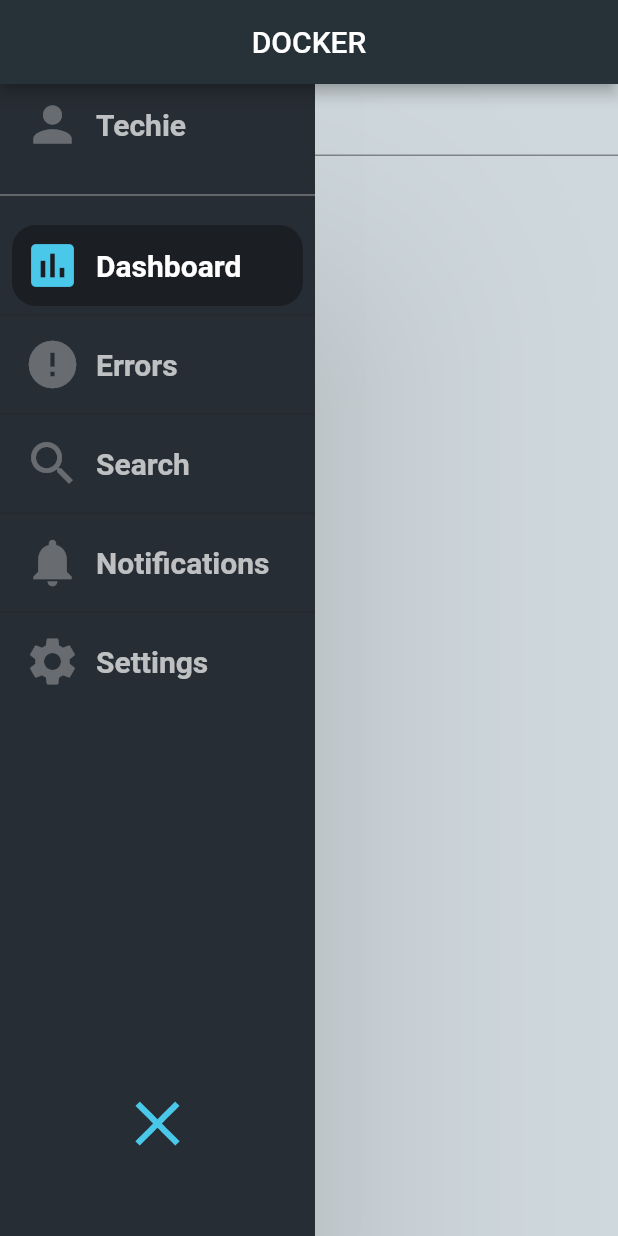
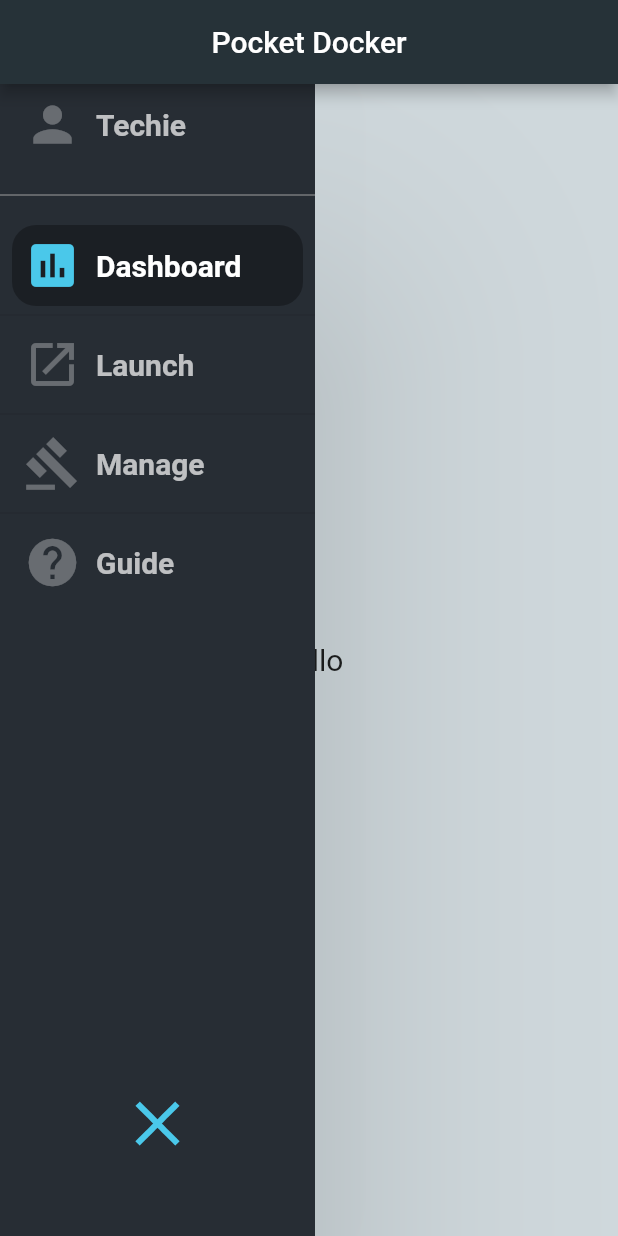
Before and after one commit to forsaken-realm/pocket-docker, a Flutter app: the screen it shows after launch, on a phone screen of 412 x 824 dp. Run offline on Flutter 3.47's test engine with Material 2 defaults, Android fonts, the phone set to English and light mode, and no system bars.

Commit message:
final commit

```diff
--- a/lib/Docker_data/docker_http.dart
+++ b/lib/Docker_data/docker_http.dart
@@ -10,8 +10,10 @@ class _DockerFuntState extends State<DockerFunt> {
   Widget build(BuildContext context) {
     return Container(
       alignment: Alignment.center,
-      child: Column(
-        children: <Widget>[TextField()],
+      child: Text(
+        'Hello',
+        textAlign: TextAlign.center,
+        style: TextStyle(fontSize: 20),
       ),
     );
   }
--- a/lib/main.dart
+++ b/lib/main.dart
@@ -36,7 +36,7 @@ class _HomeState extends State<Home> {
       backgroundColor: Colors.blueGrey[100],
       appBar: AppBar(
         backgroundColor: Colors.blueGrey[900],
-        title: Text("DOCKER"),
+        title: Text("Pocket Docker"),
         centerTitle: true,
       ),
       body: Stack(
--- a/lib/navigation_bar/commons/collapsing_navigation_drawer_widget.dart
+++ b/lib/navigation_bar/commons/collapsing_navigation_drawer_widget.dart
@@ -21,7 +21,7 @@ class CollapsingNavigationDrawerState extends State<CollapsingNavigationDrawer>
   void initState() {
     super.initState();
     _animationController =
-        AnimationController(vsync: this, duration: Duration(milliseconds: 200));
+        AnimationController(vsync: this, duration: Duration(microseconds: 200));
     widthAnimation = Tween<double>(begin: maxWidth, end: minWidth)
         .animate(_animationController);
   }
--- a/lib/navigation_bar/model/navigation_model.dart
+++ b/lib/navigation_bar/model/navigation_model.dart
@@ -9,8 +9,7 @@ class NavigationModel {
 
 List<NavigationModel> navigationItems = [
   NavigationModel(title: "Dashboard", icon: Icons.insert_chart),
-  NavigationModel(title: "Errors", icon: Icons.error),
-  NavigationModel(title: "Search", icon: Icons.search),
-  NavigationModel(title: "Notifications", icon: Icons.notifications),
-  NavigationModel(title: "Settings", icon: Icons.settings),
+  NavigationModel(title: "Launch", icon: Icons.launch),
+  NavigationModel(title: "Manage", icon: Icons.gavel),
+  NavigationModel(title: "Guide", icon: Icons.help),
 ];
```
